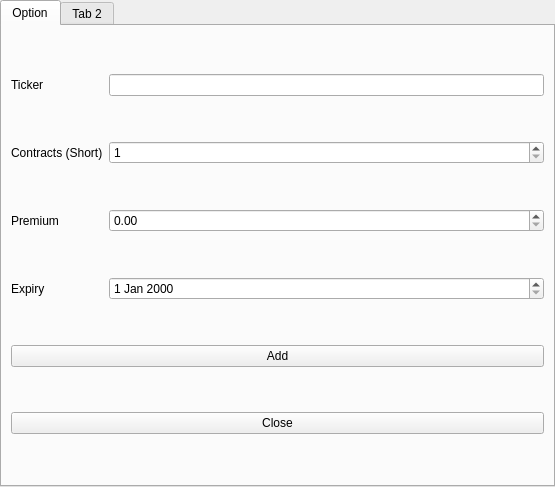
Above: addposition.ui from Glanzick/IB_API before the change. Below: the same form after it.
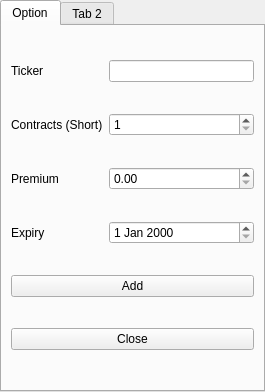
That is the form after the change.

Diff of the .ui file:
```diff
--- a/addposition.ui
+++ b/addposition.ui
@@ -6,8 +6,8 @@
    <rect>
     <x>0</x>
     <y>0</y>
-    <width>555</width>
-    <height>487</height>
+    <width>265</width>
+    <height>392</height>
    </rect>
   </property>
   <property name="windowTitle">
@@ -91,7 +91,7 @@
     </item>
    </layout>
   </widget>
-  <widget class="QWidget" name="tab">
+  <widget class="QWidget" name="tab2">
    <attribute name="title">
     <string>Tab 2</string>
    </attribute>
```
